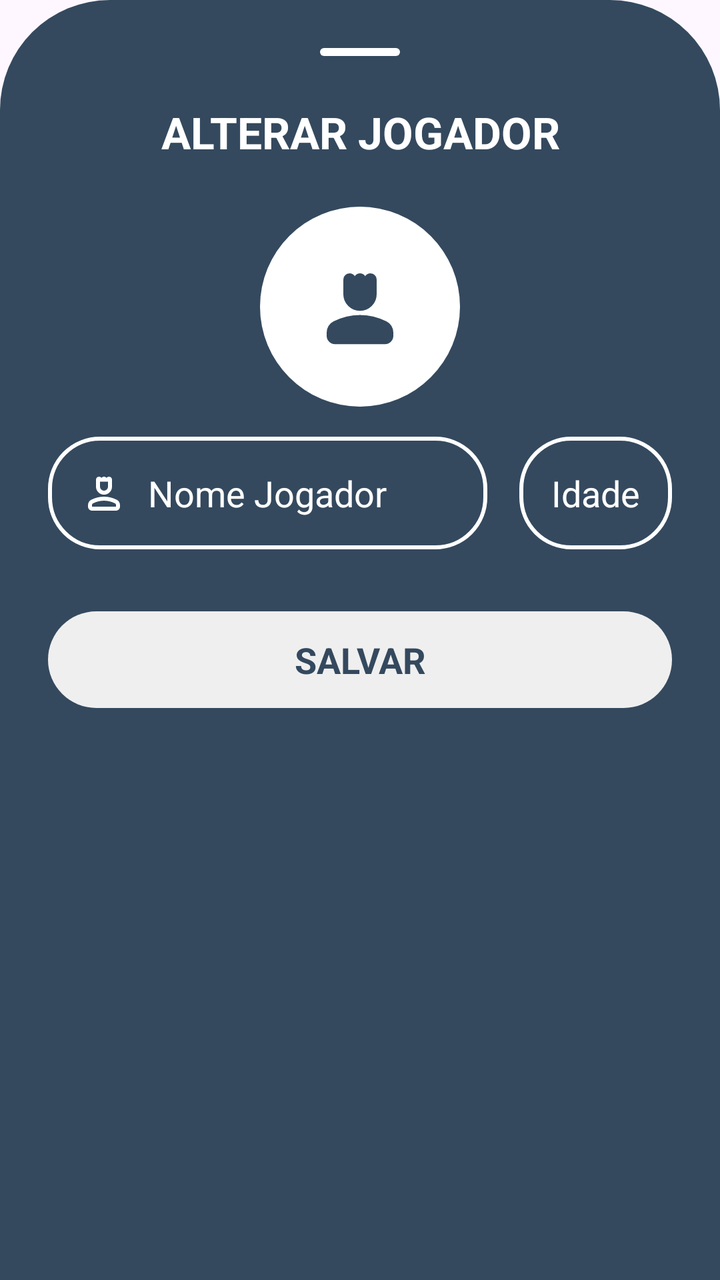
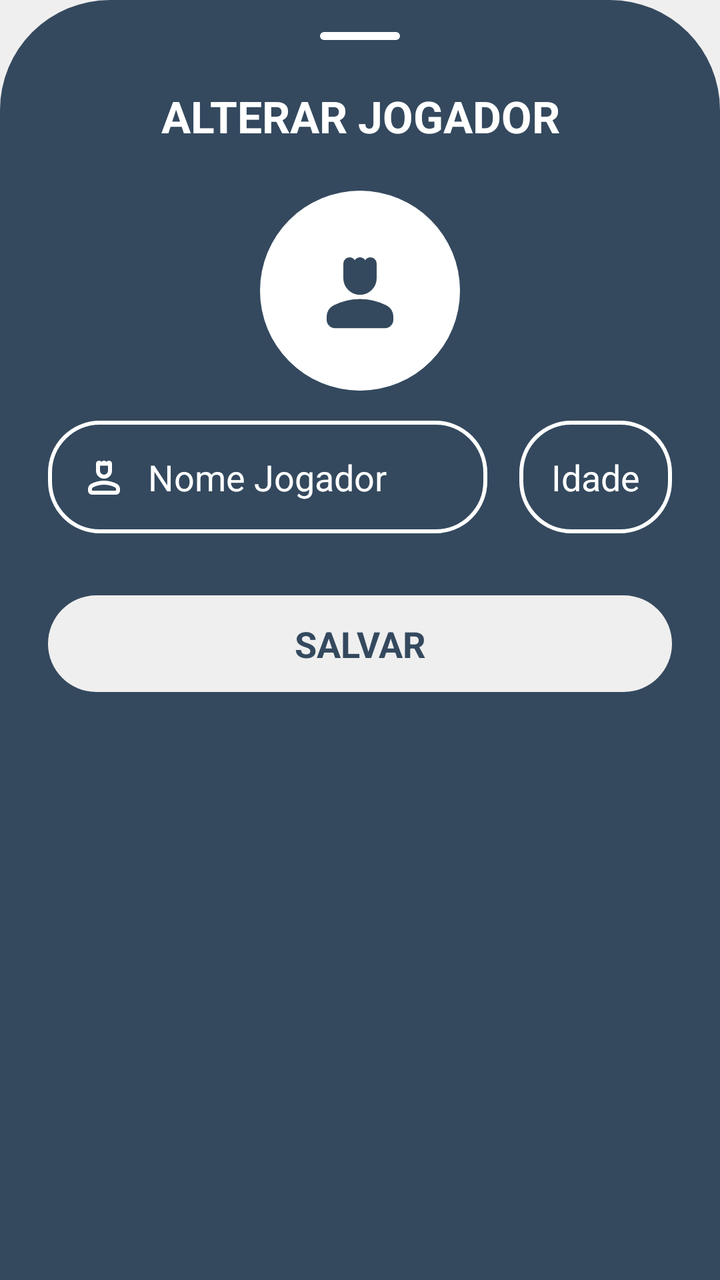

Two renders of the same Android screen: before a commit and after it. Below are the layout's source before the change and the commit's diff.
<!-- AndroidManifest.xml: application theme Base.Theme.KingOfBozo.Standard -->
<!-- res/layout/bottom_sheet_edit_player.xml -->
<?xml version="1.0" encoding="utf-8"?>
<LinearLayout xmlns:android="http://schemas.android.com/apk/res/android"
    xmlns:app="http://schemas.android.com/apk/res-auto"
    xmlns:tools="http://schemas.android.com/tools"
    android:id="@+id/form_add_player"
    android:layout_width="match_parent"
    android:layout_height="wrap_content"
    android:backgroundTint="?attr/colorPrimary"
    android:background="@drawable/bottom_sheet_background"
    android:orientation="vertical">

    <ImageView
        android:layout_width="40dp"
        android:layout_height="4dp"
        android:layout_gravity="center_horizontal"
        android:layout_marginBottom="16dp"
        app:tint="?attr/customTextBackground"
        android:layout_marginTop="24dp"
        android:src="@drawable/background_card_dark" />

    <FrameLayout
        android:layout_width="match_parent"
        android:layout_height="wrap_content">

        <TextView
            android:layout_width="match_parent"
            android:layout_height="wrap_content"
            android:layout_gravity="center"
            android:layout_marginBottom="15dp"
            android:gravity="center"
            android:text="ALTERAR JOGADOR"
            android:paddingTop="15dp"
            android:textColor="?attr/customTextBackground"
            android:textSize="22sp"
            android:textStyle="bold" />

    </FrameLayout>


    <LinearLayout
        android:layout_width="match_parent"
        android:layout_height="100dp"
        android:gravity="center_horizontal">

        <LinearLayout
            android:id="@+id/layout_add_image"
            android:layout_width="100dp"
            android:layout_height="100dp"
            android:orientation="horizontal">

            <ImageView
                android:id="@+id/image_avatar_placeholder"
                android:layout_width="match_parent"
                android:layout_height="match_parent"
                android:backgroundTint="?attr/customTextBackground"
                android:background="@drawable/background_circle_dark"
                android:padding="25dp"
                android:elevation="0dp"
                android:src="@drawable/ic_person_king_fill"
                app:tint="?attr/colorPrimary" />

            <com.google.android.material.imageview.ShapeableImageView
                android:id="@+id/image_avatar_preview"
                android:layout_width="match_parent"
                android:layout_height="match_parent"
                android:scaleType="centerCrop"
                android:visibility="gone"
                app:shapeAppearanceOverlay="@style/ShapeAppearance.Material3.Corner.Full" />

        </LinearLayout>


        <ImageView
            android:id="@+id/delete_image"
            android:layout_width="40dp"
            android:layout_height="40dp"
            android:layout_gravity="center"
            android:padding="5dp"
            android:layout_marginLeft="-25dp"
            android:elevation="5dp"
            android:clickable="true"
            android:focusable="true"
            android:backgroundTint="?attr/customTextBackground"
            android:background="@drawable/background_circle_dark"
            android:src="@drawable/ic_close"
            android:visibility="gone"
            app:tint="?attr/colorPrimary"
            tools:visibility="visible" />
    </LinearLayout>




    <LinearLayout
        android:layout_width="match_parent"
        android:layout_height="wrap_content"
        android:layout_marginTop="15dp"
        android:layout_marginHorizontal="24dp">

        <EditText
            android:id="@+id/edit_text_name"
            android:layout_width="wrap_content"
            android:layout_height="wrap_content"
            android:layout_marginBottom="16dp"
            android:backgroundTint="?attr/customTextBackground"
            android:hint="Nome Jogador"
            android:background="@drawable/background_score_option_riscar"
            android:inputType="textPersonName"
            android:drawableStart="@drawable/ic_person_king"
            android:drawablePadding="10dp"
            android:drawableTint="?attr/customTextBackground"
            android:padding="16dp"
            android:layout_weight="1"
            android:textColor="?attr/customTextBackground"
            android:textColorHint="?attr/customTextBackground" />

        <EditText
            android:id="@+id/edit_text_age"
            android:layout_width="wrap_content"
            android:layout_height="wrap_content"
            android:backgroundTint="?attr/customTextBackground"
            android:hint="Idade"
            android:background="@drawable/background_score_option_riscar"
            android:padding="16dp"
            android:inputType="number"
            android:maxLength="2"
            android:layout_marginStart="16dp"
            android:textColor="?attr/customTextBackground"
            android:textColorHint="?attr/customTextBackground" />

    </LinearLayout>


    <TextView
        android:id="@+id/button_save"
        android:layout_width="match_parent"
        android:layout_height="wrap_content"
        android:layout_gravity="center_horizontal"
        android:gravity="center"
        android:paddingHorizontal="48dp"
        android:paddingVertical="12dp"
        android:layout_marginTop="15dp"
        android:layout_marginHorizontal="24dp"
        android:text="SALVAR"
        android:background="@drawable/background_card_2_dark"
        android:layout_marginBottom="24dp"
        android:textColor="?attr/colorPrimary"
        android:textSize="18sp"
        android:textStyle="bold" />

</LinearLayout>
<!-- resources referenced by this layout -->
<resources>
  <!-- drawable background_card_2_dark (drawable) -->
  <shape xmlns:android="http://schemas.android.com/apk/res/android"
      android:shape="rectangle">
      <solid android:color="@color/fundo_light" />
      <corners android:radius="35dp" />
  </shape>
  <!-- drawable background_card_dark (drawable) -->
  <shape xmlns:android="http://schemas.android.com/apk/res/android"
      android:shape="rectangle">
      <solid android:color="@color/fundo_light" />
      <corners android:radius="100dp" />
  </shape>
  <!-- drawable background_circle_dark (drawable) -->
  <?xml version="1.0" encoding="utf-8"?>
  <shape xmlns:android="http://schemas.android.com/apk/res/android"
      android:shape="oval">
      <solid android:color="@color/fundo_light" />
  </shape>
  <!-- drawable background_score_option_riscar (drawable) -->
  <shape xmlns:android="http://schemas.android.com/apk/res/android"
      android:shape="rectangle">
      <corners android:radius="25dp" />
      <stroke android:width="2dp" android:color="@color/fundo_light" />
      <solid android:color="@android:color/transparent" />
  </shape>
  <!-- drawable bottom_sheet_background (drawable) -->
  <?xml version="1.0" encoding="utf-8"?>
  <shape xmlns:android="http://schemas.android.com/apk/res/android"
      android:shape="rectangle">
      <solid android:color="@color/fundo_light"/>
      <corners android:topLeftRadius="55dp" android:topRightRadius="55dp"/>
  </shape>
  <!-- drawable ic_close (drawable) -->
  <vector xmlns:android="http://schemas.android.com/apk/res/android"
      android:width="24dp"
      android:height="24dp"
      android:viewportWidth="960"
      android:viewportHeight="960"
      android:tint="@color/fundo_light">
    <path
        android:fillColor="@android:color/white"
        android:pathData="M480,536L284,732Q273,743 256,743Q239,743 228,732Q217,721 217,704Q217,687 228,676L424,480L228,284Q217,273 217,256Q217,239 228,228Q239,217 256,217Q273,217 284,228L480,424L676,228Q687,217 704,217Q721,217 732,228Q743,239 743,256Q743,273 732,284L536,480L732,676Q743,687 743,704Q743,721 732,732Q721,743 704,743Q687,743 676,732L480,536Z"/>
  </vector>
  <style name="Base.Theme.KingOfBozo.Standard" parent="Theme.Material3.DayNight.NoActionBar">
  
          <item name="colorPrimary">@color/padrao</item>
  
          <item name="textFillColor">@color/text_dark</item>
          <item name="customTextBackground">@color/text_light</item>
  
          <item name="customIcon">@color/icon_dark</item>
          <item name="iconTint">@color/icon_light</item>
          <item name="phoneImage">@drawable/phone_light</item>
  
          <item name="customBackground">@color/fundo_light</item>
          <item name="cardBackgroundColor">@color/card_light</item>
          <item name="cardForegroundColor">@color/card_dark</item>
  
          <item name="android:windowLightStatusBar">true</item>
          <item name="android:windowLightNavigationBar" tools:targetApi="27">true</item>
  
      </style>
  <color name="fundo_light">#EFEFEF</color>
  <color name="padrao">#34495e</color>
  <color name="text_dark">#000000</color>
  <color name="text_light">#FFFFFF</color>
  <color name="icon_dark">#000000</color>
  <color name="icon_light">#FFFFFF</color>
  <color name="card_light">#FFFFFF</color>
  <color name="card_dark">#313131</color>
  <!-- unchanged entries left out for length: 3 -->
</resources>

<!-- the commit's change to res/layout/bottom_sheet_edit_player.xml (unified diff, before → after) -->
@@ -1,151 +1,157 @@
 <?xml version="1.0" encoding="utf-8"?>
-<LinearLayout xmlns:android="http://schemas.android.com/apk/res/android"
+<androidx.core.widget.NestedScrollView xmlns:android="http://schemas.android.com/apk/res/android"
     xmlns:app="http://schemas.android.com/apk/res-auto"
     xmlns:tools="http://schemas.android.com/tools"
-    android:id="@+id/form_add_player"
     android:layout_width="match_parent"
-    android:layout_height="wrap_content"
+    android:layout_height="match_parent"
     android:backgroundTint="?attr/colorPrimary"
     android:background="@drawable/bottom_sheet_background"
-    android:orientation="vertical">
+    android:fillViewport="true">
 
-    <ImageView
-        android:layout_width="40dp"
-        android:layout_height="4dp"
-        android:layout_gravity="center_horizontal"
-        android:layout_marginBottom="16dp"
-        app:tint="?attr/customTextBackground"
-        android:layout_marginTop="24dp"
-        android:src="@drawable/background_card_dark" />
+    <LinearLayout
+        android:id="@+id/form_add_player"
+        android:layout_width="match_parent"
+        android:layout_height="wrap_content"
+        android:orientation="vertical">
 
-    <FrameLayout
-        android:layout_width="match_parent"
-        android:layout_height="wrap_content">
+        <ImageView
+            android:layout_width="40dp"
+            android:layout_height="4dp"
+            android:layout_gravity="center_horizontal"
+            android:layout_marginBottom="16dp"
+            app:tint="?attr/customTextBackground"
+            android:layout_marginTop="16dp"
+            android:src="@drawable/background_card_dark" />
 
-        <TextView
+        <FrameLayout
+            android:layout_width="match_parent"
+            android:layout_height="wrap_content">
+
+            <TextView
+                android:layout_width="match_parent"
+                android:layout_height="wrap_content"
+                android:layout_gravity="center"
+                android:layout_marginBottom="15dp"
+                android:gravity="center"
+                android:text="ALTERAR JOGADOR"
+                android:paddingTop="15dp"
+                android:textColor="?attr/customTextBackground"
+                android:textSize="22sp"
+                android:textStyle="bold" />
+
+        </FrameLayout>
+
+
+        <LinearLayout
+            android:layout_width="match_parent"
+            android:layout_height="100dp"
+            android:gravity="center_horizontal">
+
+            <LinearLayout
+                android:id="@+id/layout_add_image"
+                android:layout_width="100dp"
+                android:layout_height="100dp"
+                android:orientation="horizontal">
+
+                <ImageView
+                    android:id="@+id/image_avatar_placeholder"
+                    android:layout_width="match_parent"
+                    android:layout_height="match_parent"
+                    android:backgroundTint="?attr/customTextBackground"
+                    android:background="@drawable/background_circle_dark"
+                    android:padding="25dp"
+                    android:elevation="0dp"
+                    android:src="@drawable/ic_person_king_fill"
+                    app:tint="?attr/colorPrimary" />
+
+                <com.google.android.material.imageview.ShapeableImageView
+                    android:id="@+id/image_avatar_preview"
+                    android:layout_width="match_parent"
+                    android:layout_height="match_parent"
+                    android:scaleType="centerCrop"
+                    android:visibility="gone"
+                    app:shapeAppearanceOverlay="@style/ShapeAppearance.Material3.Corner.Full" />
+
+            </LinearLayout>
+
+
+            <ImageView
+                android:id="@+id/delete_image"
+                android:layout_width="40dp"
+                android:layout_height="40dp"
+                android:layout_gravity="center"
+                android:padding="5dp"
+                android:layout_marginLeft="-25dp"
+                android:elevation="5dp"
+                android:clickable="true"
+                android:focusable="true"
+                android:backgroundTint="?attr/customTextBackground"
+                android:background="@drawable/background_circle_dark"
+                android:src="@drawable/ic_close"
+                android:visibility="gone"
+                app:tint="?attr/colorPrimary"
+                tools:visibility="visible" />
+        </LinearLayout>
+
+
+
+
+        <LinearLayout
             android:layout_width="match_parent"
             android:layout_height="wrap_content"
-            android:layout_gravity="center"
-            android:layout_marginBottom="15dp"
-            android:gravity="center"
-            android:text="ALTERAR JOGADOR"
-            android:paddingTop="15dp"
-            android:textColor="?attr/customTextBackground"
-            android:textSize="22sp"
-            android:textStyle="bold" />
+            android:layout_marginTop="15dp"
+            android:layout_marginHorizontal="24dp">
 
-    </FrameLayout>
+            <EditText
+                android:id="@+id/edit_text_name"
+                android:layout_width="wrap_content"
+                android:layout_height="wrap_content"
+                android:layout_marginBottom="16dp"
+                android:backgroundTint="?attr/customTextBackground"
+                android:hint="Nome Jogador"
+                android:background="@drawable/background_score_option_riscar"
+                android:inputType="textPersonName"
+                android:drawableStart="@drawable/ic_person_king"
+                android:drawablePadding="10dp"
+                android:drawableTint="?attr/customTextBackground"
+                android:padding="16dp"
+                android:layout_weight="1"
+                android:textColor="?attr/customTextBackground"
+                android:textColorHint="?attr/customTextBackground" />
 
-
-    <LinearLayout
-        android:layout_width="match_parent"
-        android:layout_height="100dp"
-        android:gravity="center_horizontal">
-
-        <LinearLayout
-            android:id="@+id/layout_add_image"
-            android:layout_width="100dp"
-            android:layout_height="100dp"
-            android:orientation="horizontal">
-
-            <ImageView
-                android:id="@+id/image_avatar_placeholder"
-                android:layout_width="match_parent"
-                android:layout_height="match_parent"
+            <EditText
+                android:id="@+id/edit_text_age"
+                android:layout_width="wrap_content"
+                android:layout_height="wrap_content"
                 android:backgroundTint="?attr/customTextBackground"
-                android:background="@drawable/background_circle_dark"
-                android:padding="25dp"
-                android:elevation="0dp"
-                android:src="@drawable/ic_person_king_fill"
-                app:tint="?attr/colorPrimary" />
-
-            <com.google.android.material.imageview.ShapeableImageView
-                android:id="@+id/image_avatar_preview"
-                android:layout_width="match_parent"
-                android:layout_height="match_parent"
-                android:scaleType="centerCrop"
-                android:visibility="gone"
-                app:shapeAppearanceOverlay="@style/ShapeAppearance.Material3.Corner.Full" />
+                android:hint="Idade"
+                android:background="@drawable/background_score_option_riscar"
+                android:padding="16dp"
+                android:inputType="number"
+                android:maxLength="2"
+                android:layout_marginStart="16dp"
+                android:textColor="?attr/customTextBackground"
+                android:textColorHint="?attr/customTextBackground" />
 
         </LinearLayout>
 
 
-        <ImageView
-            android:id="@+id/delete_image"
-            android:layout_width="40dp"
-            android:layout_height="40dp"
-            android:layout_gravity="center"
-            android:padding="5dp"
-            android:layout_marginLeft="-25dp"
-            android:elevation="5dp"
-            android:clickable="true"
-            android:focusable="true"
-            android:backgroundTint="?attr/customTextBackground"
-            android:background="@drawable/background_circle_dark"
-            android:src="@drawable/ic_close"
-            android:visibility="gone"
-            app:tint="?attr/colorPrimary"
-            tools:visibility="visible" />
-    </LinearLayout>
-
-
-
-
-    <LinearLayout
-        android:layout_width="match_parent"
-        android:layout_height="wrap_content"
-        android:layout_marginTop="15dp"
-        android:layout_marginHorizontal="24dp">
-
-        <EditText
-            android:id="@+id/edit_text_name"
-            android:layout_width="wrap_content"
+        <TextView
+            android:id="@+id/button_save"
+            android:layout_width="match_parent"
             android:layout_height="wrap_content"
+            android:layout_gravity="center_horizontal"
+            android:gravity="center"
+            android:paddingHorizontal="48dp"
+            android:paddingVertical="12dp"
+            android:layout_marginTop="15dp"
+            android:layout_marginHorizontal="24dp"
+            android:text="SALVAR"
+            android:background="@drawable/background_card_2_dark"
             android:layout_marginBottom="16dp"
-            android:backgroundTint="?attr/customTextBackground"
-            android:hint="Nome Jogador"
-            android:background="@drawable/background_score_option_riscar"
-            android:inputType="textPersonName"
-            android:drawableStart="@drawable/ic_person_king"
-            android:drawablePadding="10dp"
-            android:drawableTint="?attr/customTextBackground"
-            android:padding="16dp"
-            android:layout_weight="1"
-            android:textColor="?attr/customTextBackground"
-            android:textColorHint="?attr/customTextBackground" />
-
-        <EditText
-            android:id="@+id/edit_text_age"
-            android:layout_width="wrap_content"
-            android:layout_height="wrap_content"
-            android:backgroundTint="?attr/customTextBackground"
-            android:hint="Idade"
-            android:background="@drawable/background_score_option_riscar"
-            android:padding="16dp"
-            android:inputType="number"
-            android:maxLength="2"
-            android:layout_marginStart="16dp"
-            android:textColor="?attr/customTextBackground"
-            android:textColorHint="?attr/customTextBackground" />
+            android:textColor="?attr/colorPrimary"
+            android:textSize="18sp"
+            android:textStyle="bold" />
 
     </LinearLayout>
-
-
-    <TextView
-        android:id="@+id/button_save"
-        android:layout_width="match_parent"
-        android:layout_height="wrap_content"
-        android:layout_gravity="center_horizontal"
-        android:gravity="center"
-        android:paddingHorizontal="48dp"
-        android:paddingVertical="12dp"
-        android:layout_marginTop="15dp"
-        android:layout_marginHorizontal="24dp"
-        android:text="SALVAR"
-        android:background="@drawable/background_card_2_dark"
-        android:layout_marginBottom="24dp"
-        android:textColor="?attr/colorPrimary"
-        android:textSize="18sp"
-        android:textStyle="bold" />
-
-</LinearLayout>
+</androidx.core.widget.NestedScrollView>
<!-- resource entries referenced after the edit -->
@@ -44,23 +44,20 @@
         android:pathData="M480,536L284,732Q273,743 256,743Q239,743 228,732Q217,721 217,704Q217,687 228,676L424,480L228,284Q217,273 217,256Q217,239 228,228Q239,217 256,217Q273,217 284,228L480,424L676,228Q687,217 704,217Q721,217 732,228Q743,239 743,256Q743,273 732,284L536,480L732,676Q743,687 743,704Q743,721 732,732Q721,743 704,743Q687,743 676,732L480,536Z"/>
   </vector>
   <style name="Base.Theme.KingOfBozo.Standard" parent="Theme.Material3.DayNight.NoActionBar">
-  
           <item name="colorPrimary">@color/padrao</item>
-  
           <item name="textFillColor">@color/text_dark</item>
           <item name="customTextBackground">@color/text_light</item>
-  
           <item name="customIcon">@color/icon_dark</item>
           <item name="iconTint">@color/icon_light</item>
           <item name="phoneImage">@drawable/phone_light</item>
-  
           <item name="customBackground">@color/fundo_light</item>
           <item name="cardBackgroundColor">@color/card_light</item>
           <item name="cardForegroundColor">@color/card_dark</item>
-  
+          <item name="android:windowBackground">?attr/customBackground</item>
+          <item name="android:statusBarColor">@android:color/transparent</item>
+          <item name="android:navigationBarColor">@android:color/transparent</item>
           <item name="android:windowLightStatusBar">true</item>
           <item name="android:windowLightNavigationBar" tools:targetApi="27">true</item>
-  
       </style>
   <color name="fundo_light">#EFEFEF</color>
   <color name="padrao">#34495e</color>
